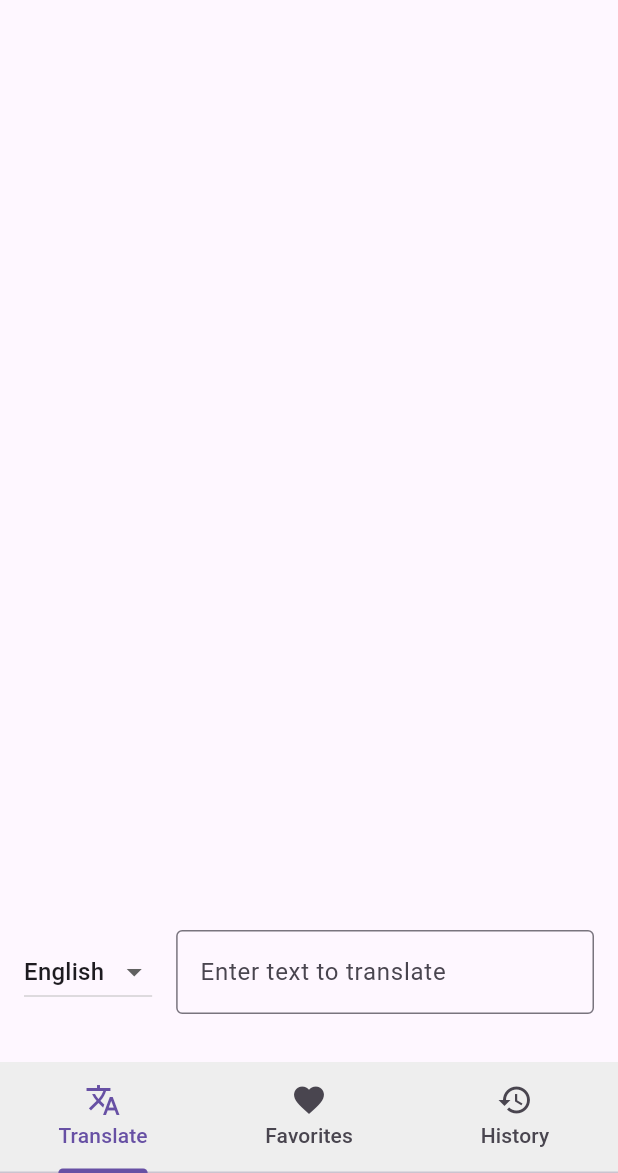
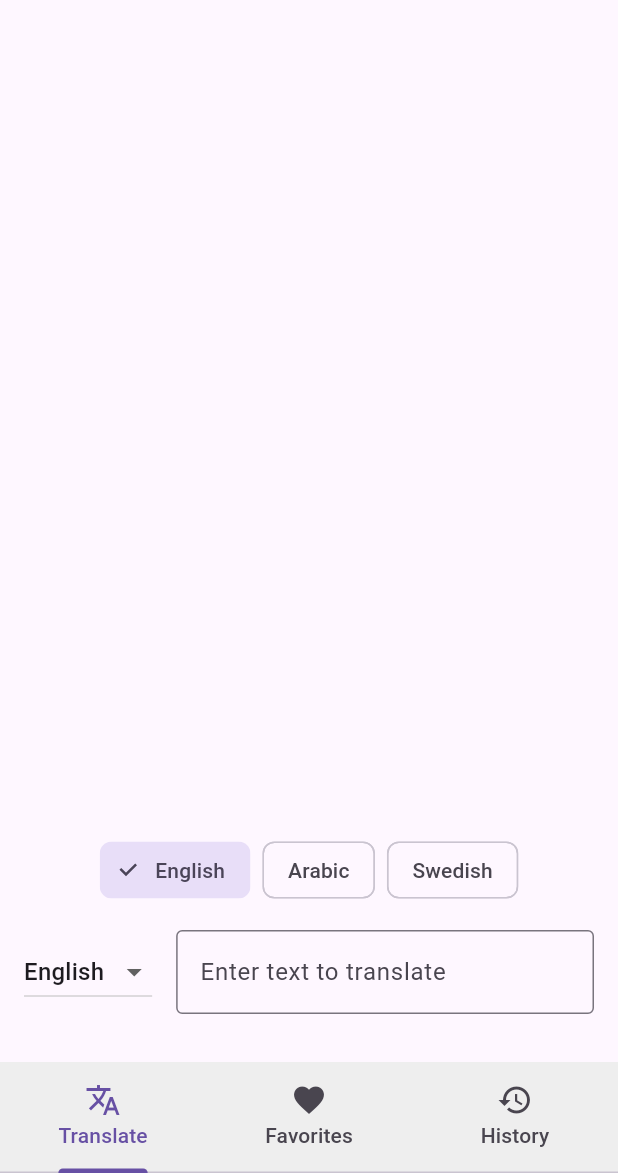
Before and after one commit to razukalias/dictionary, a Flutter app: the screen it shows after launch, on a phone screen of 412 x 824 dp, the part 63-1236 px from its top. Run offline on Flutter 3.47's test engine with Material 3 defaults, Android fonts, the phone set to English and light mode, and no system bars; our stand-ins replace google_generative_ai, shared_preferences.

Commit message:
distenation language

```diff
--- a/lib/main.dart
+++ b/lib/main.dart
@@ -54,7 +54,9 @@ class _TranslatorHomePageState extends State<TranslatorHomePage>
   final String apiKey =
       'AIzaSyBzXii5o0s_xAUHz8CfLqAgQACaNCYVsjg'; // Replace with your actual Gemini API key
     late GenerativeModel _model;
-  String _selectedLanguage = 'English'; // Default selected language
+  String _selectedLanguage = 'English';
+    String _selectedDestinationLanguage = 'English';
+
 
   @override
   void initState() {
@@ -107,7 +109,7 @@ class _TranslatorHomePageState extends State<TranslatorHomePage>
 
      try {
       final prompt =
-          'Define, Translate, grammer, examples of all scenarios can be used the following text from $_selectedLanguage to english, arabic, swedish: ${_textController.text}';
+          'Define, Translate, grammer, examples of all scenarios can be used the following text from $_selectedLanguage to $_selectedDestinationLanguage: ${_textController.text}';
       final content = Content.text(prompt);
 
       final generateResponse = await _model.generateContent([content]);
@@ -137,6 +139,7 @@ class _TranslatorHomePageState extends State<TranslatorHomePage>
       });
     }
   }
+
 
   void _toggleFavorite(Translation translation) {
     setState(() {
@@ -169,7 +172,7 @@ class _TranslatorHomePageState extends State<TranslatorHomePage>
           ),
           Container(
            color: Colors.grey[200],
-            child: TabBar(
+            child:  TabBar(
                 controller: _tabController,
                 tabs: [
                   Tab(icon: Icon(Icons.translate), text: "Translate"),
@@ -194,8 +197,7 @@ class _TranslatorHomePageState extends State<TranslatorHomePage>
                     child: Stack(
                       children: [
                         Padding(
-                        padding: const EdgeInsets.only(
-                            top: 12, left: 16, right: 50, bottom: 12),
+                          padding: const EdgeInsets.only(top: 12, left: 16, right: 50, bottom: 12),
                           child: SingleChildScrollView(
                             child: Column(
                               crossAxisAlignment: CrossAxisAlignment.start,
@@ -203,12 +205,11 @@ class _TranslatorHomePageState extends State<TranslatorHomePage>
                                 Text(_translatedText!.translatedText,
                                   style: const TextStyle(fontSize: 16)),
                                  const SizedBox(height: 8),
-                              Text(
-                                _translatedText!.originalText,
-                                style: const TextStyle(
-                                    fontSize: 14, color: Colors.grey),
+                                 Text(_translatedText!.originalText,
+                                    style: const TextStyle(fontSize: 14, color: Colors.grey),),
+                              ]
+                            )
                           ),
-                            ])),
                         ),
                         Positioned(
                             top: 4,
@@ -220,14 +221,31 @@ class _TranslatorHomePageState extends State<TranslatorHomePage>
                                     : Icons.favorite_border,
                               ),
                               onPressed: () => _toggleFavorite(_translatedText!),
-                          ))
+                            )
+                          )
                       ],
-                  ))
+                    )
+                  )
                 : Container(),
           ),
           if (_isTranslating)
             const Center(
               child: CircularProgressIndicator(),
+            ),
+            SizedBox(height: 16.0),
+           Wrap(
+              spacing: 8.0, // Spacing between tags
+              children: ['English', 'Arabic', 'Swedish'].map((language) {
+              return FilterChip(
+                label: Text(language),
+                selected: _selectedDestinationLanguage == language,
+                onSelected: (bool selected) {
+                  setState(() {
+                  _selectedDestinationLanguage = language;
+                  });
+                },
+              );
+              }).toList(),
             ),
           SizedBox(height: 16.0),
           Row(
@@ -279,20 +297,16 @@ class _TranslatorHomePageState extends State<TranslatorHomePage>
           child: Stack(
             children: [
               Padding(
-                padding: const EdgeInsets.only(
-                    top: 12, left: 16, right: 50, bottom: 12),
-                child: SingleChildScrollView(
+                padding: const EdgeInsets.only(top: 12, left: 16, right: 50, bottom: 12),
+                child:  SingleChildScrollView(
                    child: Column(
                      crossAxisAlignment: CrossAxisAlignment.start,
                     children: [
                       Text(favorite.translatedText,
                          style: const TextStyle(fontSize: 16)),
                       const SizedBox(height: 8),
-                      Text(
-                        favorite.originalText,
-                        style:
-                            const TextStyle(fontSize: 14, color: Colors.grey),
-                      ),
+                      Text(favorite.originalText,
+                        style: const TextStyle(fontSize: 14, color: Colors.grey),),
                     ],
                   ),
                 ),
```
Lines whose indentation alone changed are shown as unchanged.
